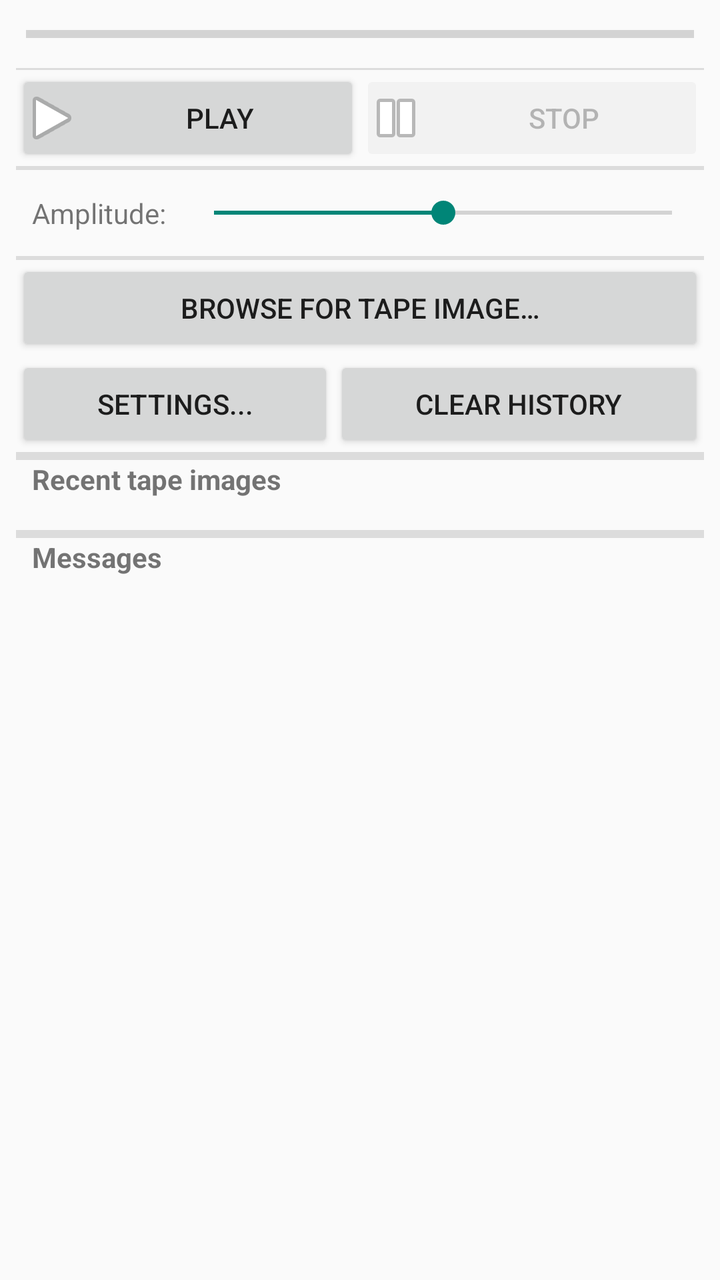
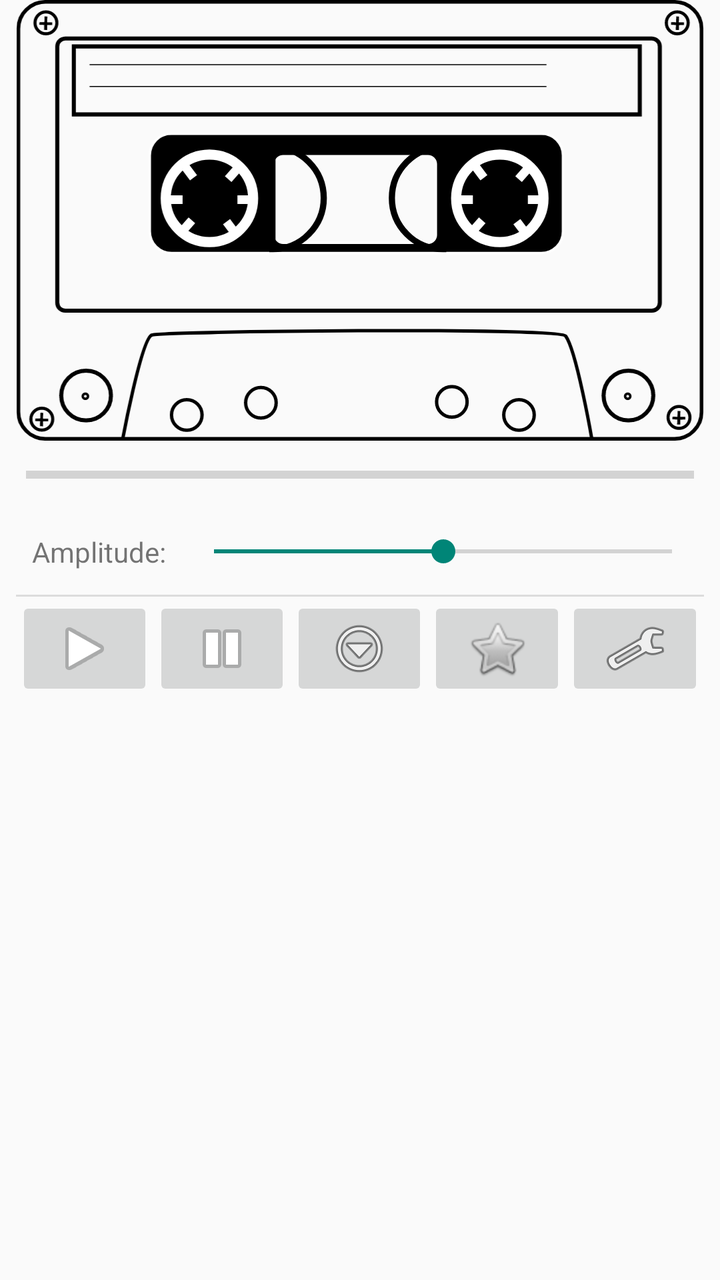

Two renders of the same Android screen: before a commit and after it. Below are the layout's source before the change and the commit's diff.
<!-- AndroidManifest.xml: application theme AppTheme -->
<!-- res/layout/activity_main.xml -->
<?xml version="1.0" encoding="utf-8"?>

<androidx.constraintlayout.widget.ConstraintLayout xmlns:android="http://schemas.android.com/apk/res/android"
    xmlns:tools="http://schemas.android.com/tools"

    android:layout_width="match_parent"
    android:layout_height="match_parent"
    android:keepScreenOn="true"
    android:paddingHorizontal="8dp"
    tools:context=".MainActivity">

    <LinearLayout
        android:layout_width="match_parent"
        android:layout_height="match_parent"
        android:orientation="vertical">

        <ProgressBar
            android:id="@+id/pbProgress"
            style="?android:attr/progressBarStyleHorizontal"
            android:layout_width="match_parent"
            android:layout_height="wrap_content"
            android:layout_marginTop="4dp"
            android:layout_marginBottom="4dp"
            android:max="100"
            android:padding="5dp"
            android:progress="0" />

        <View
            android:id="@+id/divider5"
            android:layout_width="match_parent"
            android:layout_height="1dp"
            android:background="?android:attr/listDivider" />

        <LinearLayout
            android:layout_width="match_parent"
            android:layout_height="wrap_content"
            android:orientation="horizontal">

            <Button
                android:id="@+id/btnPlay"
                android:layout_width="wrap_content"
                android:layout_height="wrap_content"
                android:layout_weight="1"
                android:drawableStart="@android:drawable/ic_media_play"
                android:drawableLeft="@android:drawable/ic_media_play"
                android:onClick="onPlay"
                android:padding="2dp"
                android:text="@string/btn_play" />

            <Button
                android:id="@+id/btnStop"
                android:layout_width="wrap_content"
                android:layout_height="wrap_content"
                android:layout_weight="1"
                android:drawableStart="@android:drawable/ic_media_pause"
                android:drawableLeft="@android:drawable/ic_media_pause"
                android:enabled="false"
                android:onClick="onStopPlaying"
                android:padding="2dp"
                android:text="@string/btn_stop" />

        </LinearLayout>

        <View
            android:id="@+id/divider2"
            android:layout_width="match_parent"
            android:layout_height="2dp"
            android:background="?android:attr/listDivider" />

        <LinearLayout
            android:layout_width="match_parent"
            android:layout_height="wrap_content"
            android:paddingTop="4dp"
            android:paddingBottom="4dp">

            <TextView
                android:id="@+id/tvAmplitude"
                android:layout_width="wrap_content"
                android:layout_height="wrap_content"
                android:layout_weight="0"
                android:labelFor="@id/sbVolume"
                android:padding="8dp"
                android:text="@string/lbl_amplitude" />

            <SeekBar
                android:id="@+id/sbVolume"
                android:layout_width="match_parent"
                android:layout_height="match_parent"
                android:max="10"
                android:progress="5" />
        </LinearLayout>

        <ScrollView
            android:layout_width="match_parent"
            android:layout_height="wrap_content" />

        <View
            android:id="@+id/divider4"
            android:layout_width="match_parent"
            android:layout_height="2dp"
            android:background="?android:attr/listDivider" />

        <Button
            android:id="@+id/btnBrowse"
            android:layout_width="match_parent"
            android:layout_height="wrap_content"
            android:onClick="onBrowseTapeImage"
            android:text="@string/btn_browse" />

        <LinearLayout
            android:layout_width="match_parent"
            android:layout_height="wrap_content"
            android:orientation="horizontal">

            <Button
                android:id="@+id/btnSettings"
                android:layout_width="wrap_content"
                android:layout_height="wrap_content"
                android:layout_weight="1"
                android:onClick="onSettings"
                android:text="@string/btn_settings" />

            <Button
                android:id="@+id/btnClearHistory"
                android:layout_width="wrap_content"
                android:layout_height="wrap_content"
                android:layout_weight="1"
                android:onClick="onEraseHistory"
                android:text="@string/btn_clear_history" />

        </LinearLayout>

        <View
            android:id="@+id/divider3"
            android:layout_width="match_parent"
            android:layout_height="4dp"
            android:background="?android:attr/listDivider" />

        <TextView
            android:id="@+id/textView"
            android:layout_width="match_parent"
            android:layout_height="wrap_content"
            android:paddingHorizontal="8dp"
            android:text="@string/lbl_recent_tape_images"
            android:textAlignment="viewStart"
            android:textStyle="bold" />

        <ListView
            android:id="@+id/lvRecentItems"
            android:layout_width="match_parent"
            android:layout_height="wrap_content"
            android:padding="8dp">

        </ListView>

        <View
            android:id="@+id/divider"
            android:layout_width="match_parent"
            android:layout_height="4dp"
            android:background="?android:attr/listDivider" />

        <TextView
            android:id="@+id/textView2"
            android:layout_width="match_parent"
            android:layout_height="wrap_content"
            android:paddingHorizontal="8dp"
            android:text="@string/lbl_messages"
            android:textStyle="bold" />

        <TextView
            android:id="@+id/mltMessages"
            android:layout_width="match_parent"
            android:layout_height="wrap_content"
            android:clickable="false"
            android:ems="10"
            android:gravity="start|top"
            android:paddingLeft="8dp"
            android:paddingRight="8dp"
            android:textIsSelectable="true" />

    </LinearLayout>
</androidx.constraintlayout.widget.ConstraintLayout>
<!-- resources referenced by this layout -->
<resources>
  <string name="btn_browse">Browse for tape image…</string>
  <string name="btn_clear_history">Clear history</string>
  <string name="btn_play">PLAY</string>
  <string name="btn_settings">Settings...</string>
  <string name="btn_stop">STOP</string>
  <string name="lbl_amplitude">Amplitude:</string>
  <string name="lbl_messages">Messages</string>
  <string name="lbl_recent_tape_images">Recent tape images</string>
  <style name="AppTheme" parent="android:Theme.Material.Light" />
</resources>

<!-- the commit's change to res/layout/activity_main.xml (unified diff, before → after) -->
@@ -1,6 +1,7 @@
 <?xml version="1.0" encoding="utf-8"?>
 
 <androidx.constraintlayout.widget.ConstraintLayout xmlns:android="http://schemas.android.com/apk/res/android"
+    xmlns:app="http://schemas.android.com/apk/res-auto"
     xmlns:tools="http://schemas.android.com/tools"
 
     android:layout_width="match_parent"
@@ -14,6 +15,15 @@
         android:layout_height="match_parent"
         android:orientation="vertical">
 
+        <ImageView
+            android:id="@+id/imageView"
+            android:layout_width="wrap_content"
+            android:layout_height="wrap_content"
+            android:adjustViewBounds="true"
+            android:cropToPadding="false"
+            android:rotation="180"
+            android:src="@drawable/tapecassette" />
+
         <ProgressBar
             android:id="@+id/pbProgress"
             style="?android:attr/progressBarStyleHorizontal"
@@ -24,48 +34,6 @@
             android:max="100"
             android:padding="5dp"
             android:progress="0" />
-
-        <View
-            android:id="@+id/divider5"
-            android:layout_width="match_parent"
-            android:layout_height="1dp"
-            android:background="?android:attr/listDivider" />
-
-        <LinearLayout
-            android:layout_width="match_parent"
-            android:layout_height="wrap_content"
-            android:orientation="horizontal">
-
-            <Button
-                android:id="@+id/btnPlay"
-                android:layout_width="wrap_content"
-                android:layout_height="wrap_content"
-                android:layout_weight="1"
-                android:drawableStart="@android:drawable/ic_media_play"
-                android:drawableLeft="@android:drawable/ic_media_play"
-                android:onClick="onPlay"
-                android:padding="2dp"
-                android:text="@string/btn_play" />
-
-            <Button
-                android:id="@+id/btnStop"
-                android:layout_width="wrap_content"
-                android:layout_height="wrap_content"
-                android:layout_weight="1"
-                android:drawableStart="@android:drawable/ic_media_pause"
-                android:drawableLeft="@android:drawable/ic_media_pause"
-                android:enabled="false"
-                android:onClick="onStopPlaying"
-                android:padding="2dp"
-                android:text="@string/btn_stop" />
-
-        </LinearLayout>
-
-        <View
-            android:id="@+id/divider2"
-            android:layout_width="match_parent"
-            android:layout_height="2dp"
-            android:background="?android:attr/listDivider" />
 
         <LinearLayout
             android:layout_width="match_parent"
@@ -90,93 +58,56 @@
                 android:progress="5" />
         </LinearLayout>
 
-        <ScrollView
+        <View
+            android:id="@+id/divider5"
             android:layout_width="match_parent"
-            android:layout_height="wrap_content" />
-
-        <View
-            android:id="@+id/divider4"
-            android:layout_width="match_parent"
-            android:layout_height="2dp"
+            android:layout_height="1dp"
             android:background="?android:attr/listDivider" />
-
-        <Button
-            android:id="@+id/btnBrowse"
-            android:layout_width="match_parent"
-            android:layout_height="wrap_content"
-            android:onClick="onBrowseTapeImage"
-            android:text="@string/btn_browse" />
 
         <LinearLayout
             android:layout_width="match_parent"
             android:layout_height="wrap_content"
             android:orientation="horizontal">
 
-            <Button
+            <ImageButton
+                android:id="@+id/btnPlay"
+                android:layout_width="wrap_content"
+                android:layout_height="wrap_content"
+                android:layout_weight="1"
+                android:onClick="onPlay"
+                android:src="@android:drawable/ic_media_play" />
+
+            <ImageButton
+                android:id="@+id/btnStop"
+                android:layout_width="wrap_content"
+                android:layout_height="wrap_content"
+                android:layout_weight="1"
+                android:onClick="onStopPlaying"
+                android:src="@android:drawable/ic_media_pause" />
+
+            <ImageButton
+                android:id="@+id/btnBrowse"
+                android:layout_width="wrap_content"
+                android:layout_height="wrap_content"
+                android:layout_weight="1"
+                android:onClick="onBrowseTapeImage"
+                android:src="@android:drawable/ic_menu_more" />
+
+            <ImageButton
+                android:id="@+id/btnRecent"
+                android:layout_width="wrap_content"
+                android:layout_height="wrap_content"
+                android:layout_weight="1"
+                android:src="@android:drawable/btn_star" />
+
+            <ImageButton
                 android:id="@+id/btnSettings"
                 android:layout_width="wrap_content"
                 android:layout_height="wrap_content"
                 android:layout_weight="1"
                 android:onClick="onSettings"
-                android:text="@string/btn_settings" />
-
-            <Button
-                android:id="@+id/btnClearHistory"
-                android:layout_width="wrap_content"
-                android:layout_height="wrap_content"
-                android:layout_weight="1"
-                android:onClick="onEraseHistory"
-                android:text="@string/btn_clear_history" />
-
+                android:src="@android:drawable/ic_menu_manage" />
         </LinearLayout>
-
-        <View
-            android:id="@+id/divider3"
-            android:layout_width="match_parent"
-            android:layout_height="4dp"
-            android:background="?android:attr/listDivider" />
-
-        <TextView
-            android:id="@+id/textView"
-            android:layout_width="match_parent"
-            android:layout_height="wrap_content"
-            android:paddingHorizontal="8dp"
-            android:text="@string/lbl_recent_tape_images"
-            android:textAlignment="viewStart"
-            android:textStyle="bold" />
-
-        <ListView
-            android:id="@+id/lvRecentItems"
-            android:layout_width="match_parent"
-            android:layout_height="wrap_content"
-            android:padding="8dp">
-
-        </ListView>
-
-        <View
-            android:id="@+id/divider"
-            android:layout_width="match_parent"
-            android:layout_height="4dp"
-            android:background="?android:attr/listDivider" />
-
-        <TextView
-            android:id="@+id/textView2"
-            android:layout_width="match_parent"
-            android:layout_height="wrap_content"
-            android:paddingHorizontal="8dp"
-            android:text="@string/lbl_messages"
-            android:textStyle="bold" />
-
-        <TextView
-            android:id="@+id/mltMessages"
-            android:layout_width="match_parent"
-            android:layout_height="wrap_content"
-            android:clickable="false"
-            android:ems="10"
-            android:gravity="start|top"
-            android:paddingLeft="8dp"
-            android:paddingRight="8dp"
-            android:textIsSelectable="true" />
 
     </LinearLayout>
 </androidx.constraintlayout.widget.ConstraintLayout>
<!-- resource entries referenced after the edit -->
@@ -1,13 +1,7 @@
 <!-- resources referenced by this layout -->
 <resources>
-  <string name="btn_browse">Browse for tape image…</string>
-  <string name="btn_clear_history">Clear history</string>
-  <string name="btn_play">PLAY</string>
-  <string name="btn_settings">Settings...</string>
-  <string name="btn_stop">STOP</string>
+  <!-- drawable tapecassette: vector/xml drawable (drawable, 10297 chars, omitted) -->
   <string name="lbl_amplitude">Amplitude:</string>
-  <string name="lbl_messages">Messages</string>
-  <string name="lbl_recent_tape_images">Recent tape images</string>
   <style name="AppTheme" parent="android:Theme.Material.Light" />
 </resources>
 
